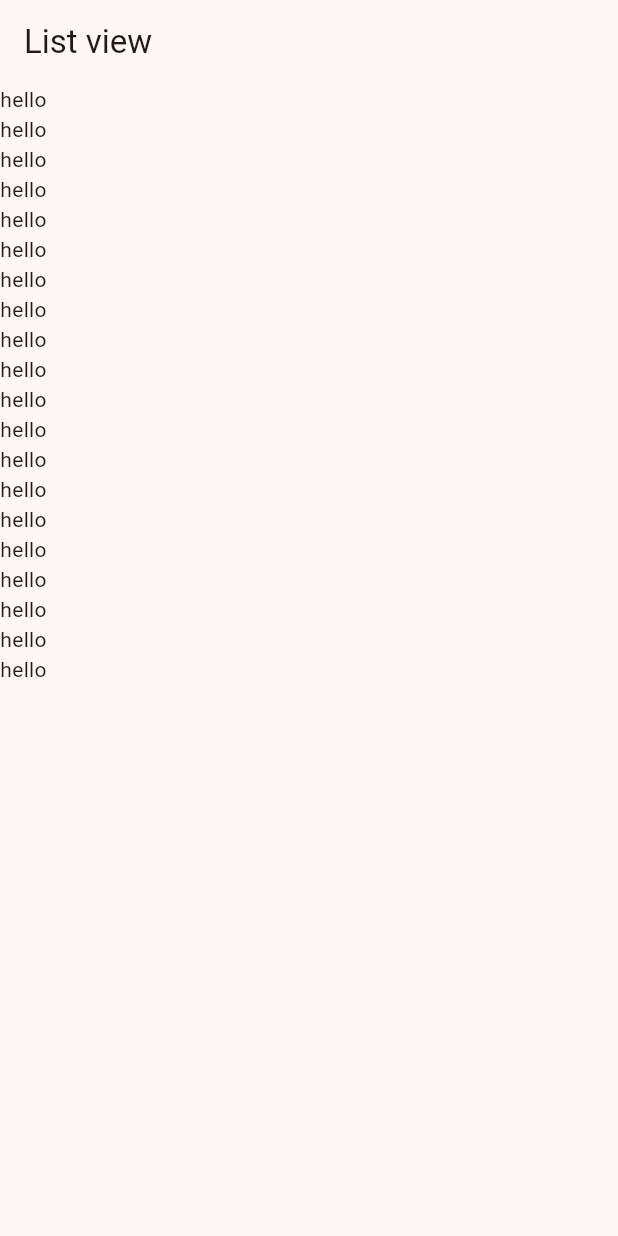
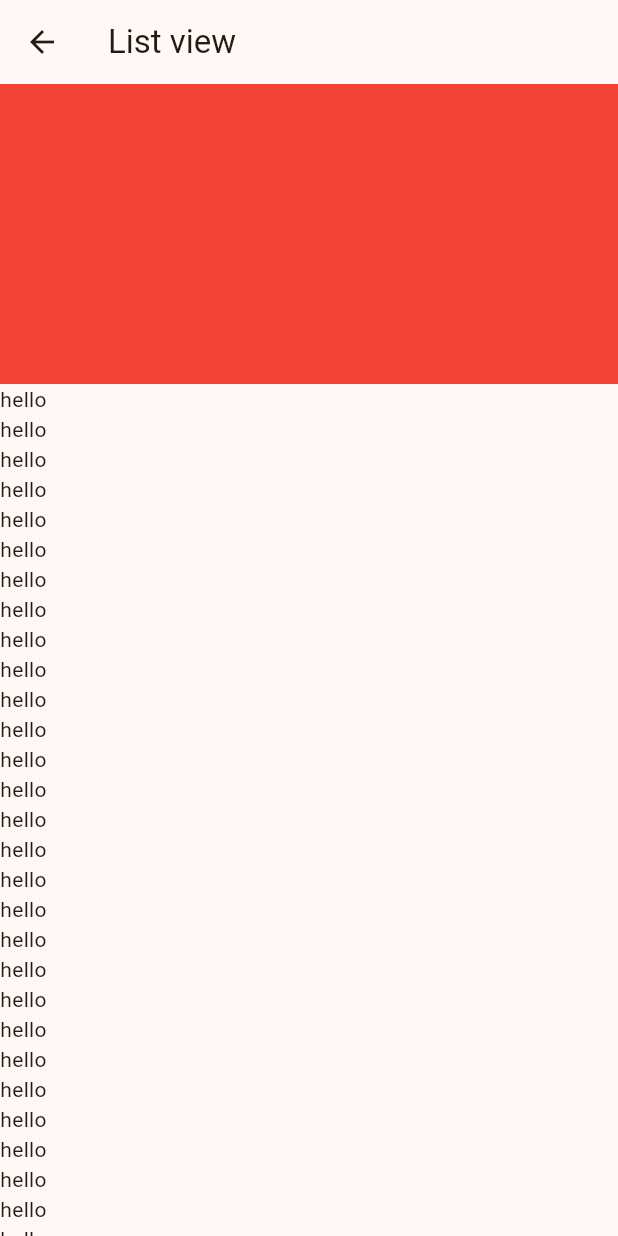
Before and after one commit to Aung-Thu-Heain/flutter-learn, a Flutter app: the DemoListView screen opened directly, on a phone screen of 412 x 824 dp. Run offline on Flutter 3.47's test engine with Material 3 defaults, Android fonts, the phone set to English and light mode, and no system bars.

Commit message:
wrap layout

```diff
--- a/lib/main.dart
+++ b/lib/main.dart
@@ -5,13 +5,17 @@ import 'package:flutterapp/widgets/column.dart';
 import 'package:flutterapp/widgets/divider.dart';
 import 'package:flutterapp/widgets/extented.dart';
 import 'package:flutterapp/widgets/gesture.dart';
+import 'package:flutterapp/widgets/gridtail.dart';
+import 'package:flutterapp/widgets/gridview.dart';
 import 'package:flutterapp/widgets/icon.dart';
 import 'package:flutterapp/widgets/listile.dart';
 import 'package:flutterapp/widgets/listscroll.dart';
 import 'package:flutterapp/widgets/listview.dart';
+import 'package:flutterapp/widgets/listviewbuilder.dart';
 import 'package:flutterapp/widgets/profile.dart';
 import 'package:flutterapp/widgets/row.dart';
 import 'package:flutterapp/widgets/stack.dart';
+import 'package:flutterapp/widgets/wrap.dart';
 
 void main() {
   runApp(const MyApp());
@@ -29,7 +33,7 @@ class MyApp extends StatelessWidget {
         colorScheme: ColorScheme.fromSeed(seedColor: const Color.fromARGB(255, 183, 114, 58)),
         useMaterial3: true,
       ),
-      home:DemoListView(),
+      home:DemoWrap(),
     );
   }
 }
--- a/lib/widgets/listview.dart
+++ b/lib/widgets/listview.dart
@@ -9,11 +9,23 @@ class DemoListView extends StatelessWidget {
       appBar: AppBar(
         title: Text("List view"),
       ),
-      body: ListView(
-        children:
-          List.generate(20,(index)=> Text('hello')),
+      body: Column(
+        children: [
+          Container(
+            width: double.infinity,
+            height: 200,
+            color: Colors.red,
+          ),
+          Expanded(
 
-      ),
+            child: ListView(
+              children:
+                List.generate(100,(index)=> Text('hello')),
+
+            ),
+          ),
+        ],
+      )
     );
   }
 }
```
Also changed, not shown: lib/widgets/gridtail.dart (added, +39 -0 lines), lib/widgets/gridview.dart (added, +61 -0 lines), lib/widgets/listviewbuilder.dart (added, +45 -0 lines), lib/widgets/wrap.dart (added, +29 -0 lines).
